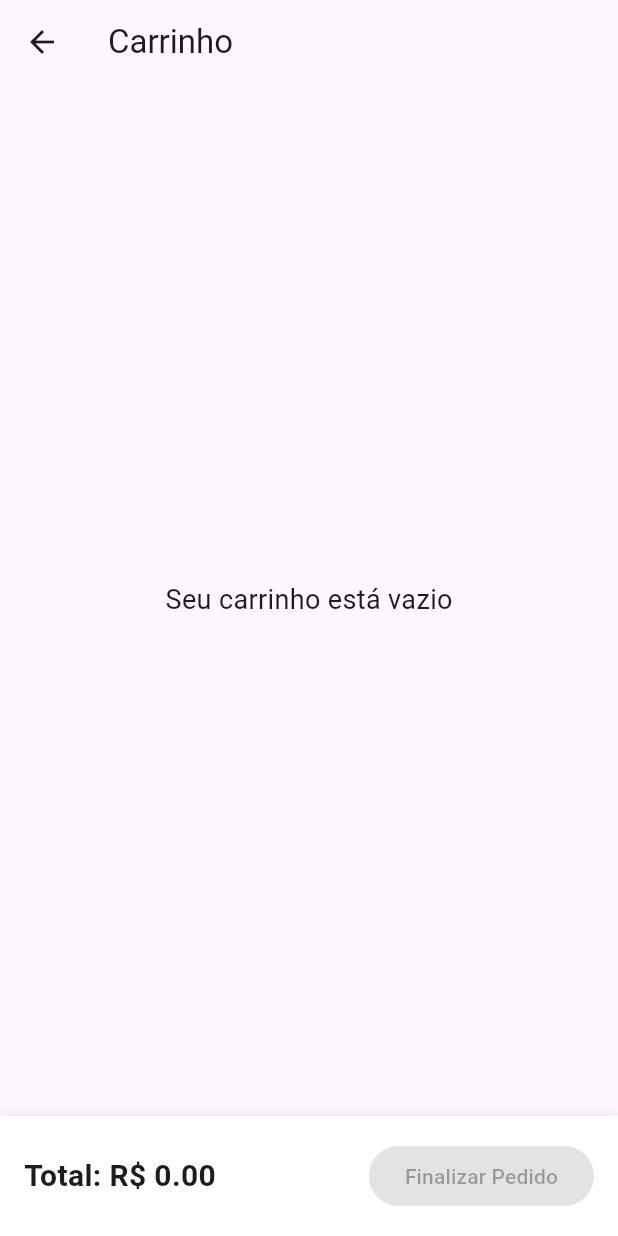
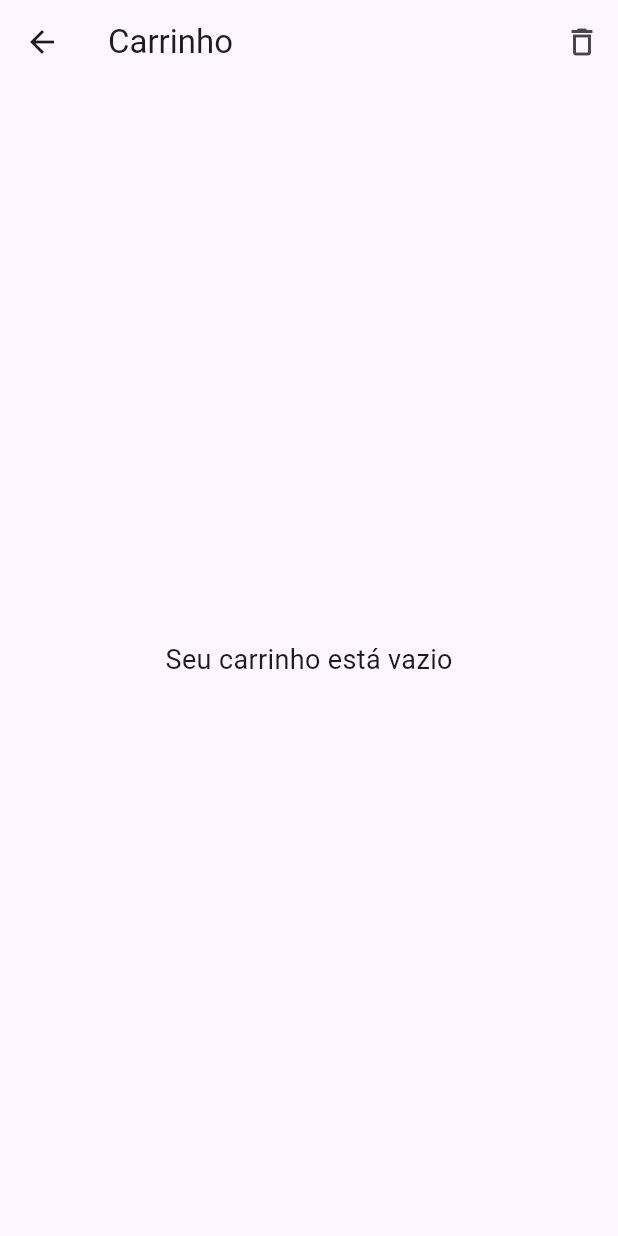
Before and after one commit to rafaelhgreco/Cardapio, a Flutter app: the screen it shows after launch, after a tap on "Carrinho", on a phone screen of 412 x 824 dp. Run offline on Flutter 3.47's test engine with Material 3 defaults, Android fonts, the phone set to English and light mode, and no system bars.

Commit message:
funcionalidade de add no carrinho

```diff
--- a/lib/main.dart
+++ b/lib/main.dart
@@ -1,4 +1,6 @@
 import 'package:flutter/material.dart';
+import 'package:provider/provider.dart';
+import 'providers/cart_provider.dart';
 import 'pages/home_page.dart';
 
 void main() {
@@ -10,27 +12,15 @@
 
   @override
   Widget build(BuildContext context) {
-    return MaterialApp(
-      title: 'Menu App',
-      theme: ThemeData(
-        primarySwatch: Colors.blue,
+    return ChangeNotifierProvider(
+      create: (_) => CartProvider(),
+      child: MaterialApp(
+        title: 'Menu App',
+        theme: ThemeData(
+          primarySwatch: Colors.blue,
+        ),
+        home: const HomePage(),
       ),
-      home: const HomePage(),
     );
   }
 }
-
-// models/product.dart
-class Product {
-  final String id;
-  final String name;
-  final double price;
-  final String description;
-
-  Product({
-    required this.id,
-    required this.name,
-    required this.price,
-    required this.description,
-  });
-}
--- a/lib/pages/cart_page.dart
+++ b/lib/pages/cart_page.dart
@@ -1,58 +1,66 @@
 import 'package:flutter/material.dart';
-import '../models/cart_item.dart';
+import 'package:provider/provider.dart';
+import '../providers/cart_provider.dart';
 import '../widgets/cart_item_card.dart';
 
-class CartPage extends StatefulWidget {
+class CartPage extends StatelessWidget {
   const CartPage({super.key});
-
-  @override
-  State<CartPage> createState() => _CartPageState();
-}
-
-class _CartPageState extends State<CartPage> {
-  // Simulando itens no carrinho (posteriormente, isso virá de um gerenciador de estado)
-  List<CartItem> cartItems = [];
-
-  double get totalCart {
-    return cartItems.fold(0, (sum, item) => sum + item.total);
-  }
 
   @override
   Widget build(BuildContext context) {
     return Scaffold(
       appBar: AppBar(
         title: const Text('Carrinho'),
+        actions: [
+          IconButton(
+            icon: const Icon(Icons.delete_outline),
+            onPressed: () {
+              showDialog(
+                context: context,
+                builder: (ctx) => AlertDialog(
+                  title: const Text('Limpar carrinho'),
+                  content: const Text('Deseja remover todos os itens do carrinho?'),
+                  actions: [
+                    TextButton(
+                      onPressed: () => Navigator.of(ctx).pop(),
+                      child: const Text('NÃO'),
                     ),
-      body: Column(
-        children: [
-          Expanded(
-            child: cartItems.isEmpty
-                ? const Center(
+                    TextButton(
+                      onPressed: () {
+                        Provider.of<CartProvider>(context, listen: false).clearCart();
+                        Navigator.of(ctx).pop();
+                      },
+                      child: const Text('SIM'),
+                    ),
+                  ],
+                ),
+              );
+            },
+          ),
+        ],
+      ),
+      body: Consumer<CartProvider>(
+        builder: (context, cart, child) {
+          if (cart.items.isEmpty) {
+            return const Center(
               child: Text(
                 'Seu carrinho está vazio',
                 style: TextStyle(fontSize: 18),
               ),
-            )
-                : ListView.builder(
+            );
+          }
+          return Column(
+            children: [
+              Expanded(
+                child: ListView.builder(
                   padding: const EdgeInsets.all(16),
-              itemCount: cartItems.length,
+                  itemCount: cart.items.length,
                   itemBuilder: (context, index) {
+                    final cartItem = cart.items[index];
                     return CartItemCard(
-                  cartItem: cartItems[index],
-                  onIncrease: () {
-                    setState(() {
-                      cartItems[index].quantity++;
-                    });
-                  },
-                  onDecrease: () {
-                    setState(() {
-                      if (cartItems[index].quantity > 1) {
-                        cartItems[index].quantity--;
-                      } else {
-                        cartItems.removeAt(index);
-                      }
-                    });
-                  },
+                      cartItem: cartItem,
+                      onIncrease: () => cart.increaseQuantity(cartItem.product.id),
+                      onDecrease: () => cart.decreaseQuantity(cartItem.product.id),
                     );
                   },
                 ),
@@ -74,23 +82,24 @@ class _CartPageState extends State<CartPage> {
                   mainAxisAlignment: MainAxisAlignment.spaceBetween,
                   children: [
                     Text(
-                  'Total: R\$ ${totalCart.toStringAsFixed(2)}',
+                      'Total: R\$ ${cart.totalAmount.toStringAsFixed(2)}',
                       style: const TextStyle(
                         fontSize: 20,
                         fontWeight: FontWeight.bold,
                       ),
                     ),
                     ElevatedButton(
-                  onPressed: cartItems.isEmpty
+                      onPressed: cart.items.isEmpty
                           ? null
                           : () {
-                    // Implementar finalização do pedido
+                        cart.clearCart();
                         ScaffoldMessenger.of(context).showSnackBar(
                           const SnackBar(
                             content: Text('Pedido finalizado com sucesso!'),
                             duration: Duration(seconds: 2),
                           ),
                         );
+                        Navigator.of(context).pop();
                       },
                       child: const Text('Finalizar Pedido'),
                     ),
@@ -98,6 +107,8 @@ class _CartPageState extends State<CartPage> {
                 ),
               ),
             ],
+          );
+        },
       ),
     );
   }
--- a/lib/pages/home_page.dart
+++ b/lib/pages/home_page.dart
@@ -38,7 +38,7 @@ class _HomePageState extends State<HomePage> {
               onPressed: () {
                 Navigator.push(
                   context,
-                  MaterialPageRoute(builder: (context) => const MenuPage()),
+                  MaterialPageRoute(builder: (context) => MenuPage()),
                 );
               },
             ),
--- a/pubspec.yaml
+++ b/pubspec.yaml
@@ -35,6 +35,7 @@ dependencies:
   # The following adds the Cupertino Icons font to your application.
   # Use with the CupertinoIcons class for iOS style icons.
   cupertino_icons: ^1.0.8
+  provider: ^6.0.5
 
 dev_dependencies:
   flutter_test:
```
Also changed, not shown: lib/pages/menu_page.dart (+53 -8 lines), lib/providers/cart_provider.dart (added, +52 -0 lines), pubspec.lock. Lines whose indentation alone changed are shown as unchanged.
